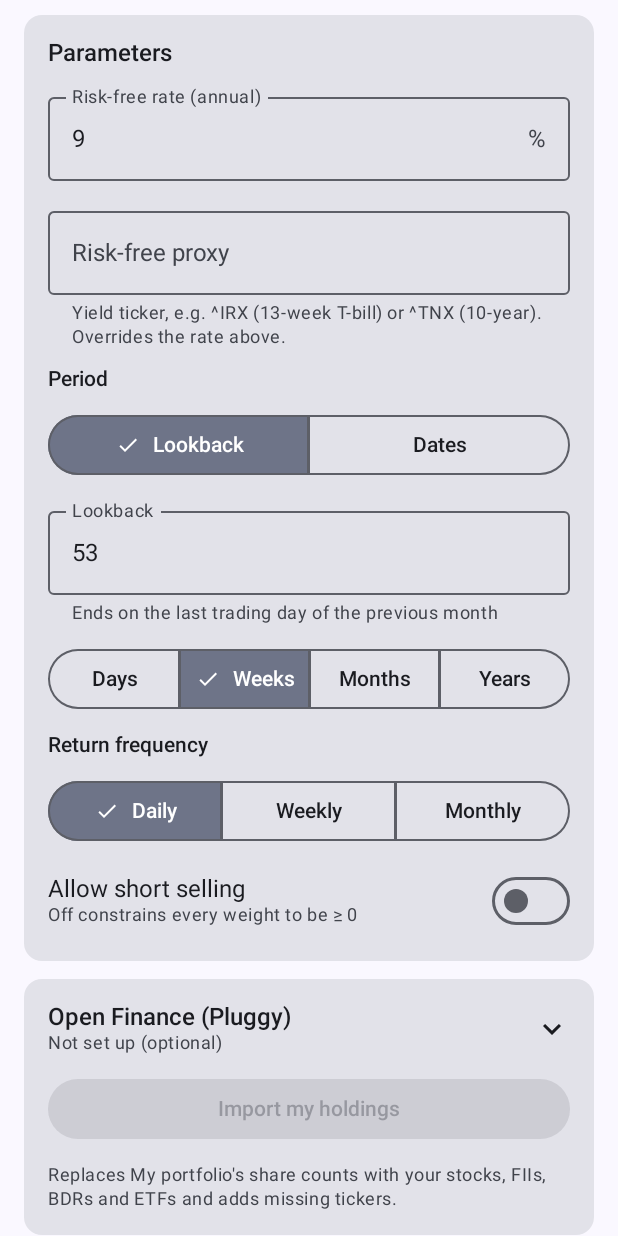
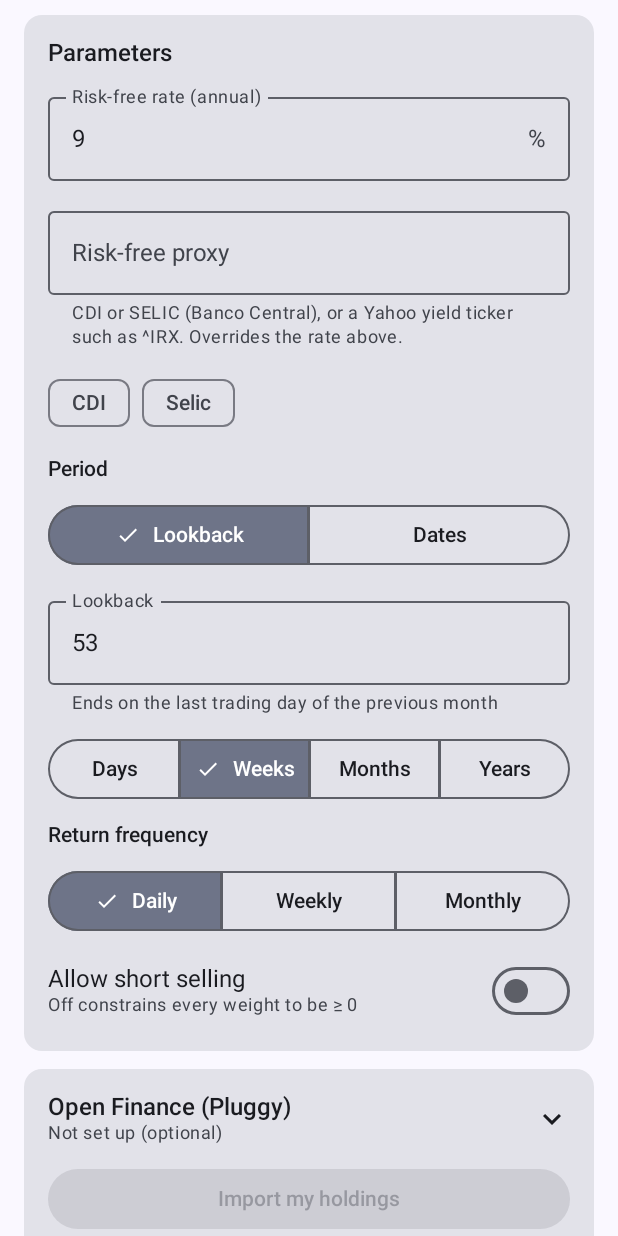
Before and after one commit to troclaux/factor-model-app, an Android app built with Jetpack Compose: the composable SetupContent shown on its own in the app's theme, scrolled down 576 dp, on a phone screen of 412 x 824 dp. Run offline under Robolectric (Android 15) with nearby library versions, the phone set to English and light mode, and no system bars; pictures from the network do not load.

Commit message:
feat: use CDI or Selic from the Banco Central as the risk-free rate
The risk-free proxy accepts CDI (SGS series 4389) and SELIC (series 1178, effective), with chips to pick them; the latest annualized rate before the window end is used. Yahoo yield tickers still work, and the PDF and results name the source.

```diff
--- a/app/src/main/java/com/buddy/budget/portfolio/model/Glossary.kt
+++ b/app/src/main/java/com/buddy/budget/portfolio/model/Glossary.kt
@@ -19,9 +19,9 @@ object Glossary {
         Entry(
             "Risk-free rate",
             "The annual return of an asset with no risk, such as Selic/CDI or a short-term Treasury bill. Every \"excess " +
-                "return\" below is measured over it, and it is where the Capital Market Line starts. With a risk-free proxy " +
-                "(e.g. ^IRX) the app uses that yield's latest close before the end of the window. Pick a maturity that " +
-                "matches your investment horizon.",
+                "return\" below is measured over it, and it is where the Capital Market Line starts. With CDI or Selic as " +
+                "the proxy the app uses the Banco Central's latest annualized rate before the end of the window; with a " +
+                "Yahoo yield ticker (e.g. ^IRX) that yield's latest close. Pick a maturity that matches your investment horizon.",
         ),
         Entry(
             "Period",
--- a/app/src/main/java/com/buddy/budget/portfolio/ui/PdfReport.kt
+++ b/app/src/main/java/com/buddy/budget/portfolio/ui/PdfReport.kt
@@ -67,7 +67,6 @@ class PdfReport(
 
     private fun inputs() {
         section("Inputs used")
-        val proxy = settings.riskFreeProxy.trim().uppercase()
         fun describe(input: PortfolioInput): String {
             val filled = input.values.values.count { (parseNumber(it) ?: 0.0) != 0.0 }
             return if (filled == 0) "not set" else "$filled positions, entered as ${input.mode.label.lowercase().removeSuffix(" %")}"
@@ -75,7 +74,7 @@ class PdfReport(
         table(
             headers = null,
             rows = listOf(
-                listOf("Risk-free rate", result.riskFreeRate.percent() + if (proxy.isNotEmpty()) " (latest yield of $proxy)" else " (entered)"),
+                listOf("Risk-free rate", "${result.riskFreeRate.percent()} (${result.riskFreeSource})"),
                 listOf(
                     "Period",
                     when (settings.periodMode) {
--- a/app/src/main/java/com/buddy/budget/portfolio/ui/PortfolioScreen.kt
+++ b/app/src/main/java/com/buddy/budget/portfolio/ui/PortfolioScreen.kt
@@ -34,6 +34,7 @@ import androidx.compose.material3.Card
 import androidx.compose.material3.CircularProgressIndicator
 import androidx.compose.material3.DatePicker
 import androidx.compose.material3.DatePickerDialog
+import androidx.compose.material3.FilterChip
 import androidx.compose.material3.ExperimentalMaterial3Api
 import androidx.compose.material3.Icon
 import androidx.compose.material3.IconButton
@@ -224,10 +225,19 @@ private fun SetupContent(viewModel: PortfolioViewModel, modifier: Modifier) {
                     value = settings.riskFreeProxy,
                     onValueChange = { value -> viewModel.update { it.copy(riskFreeProxy = value) } },
                     label = { Text("Risk-free proxy") },
-                    supportingText = { Text("Yield ticker, e.g. ^IRX (13-week T-bill) or ^TNX (10-year). Overrides the rate above.") },
+                    supportingText = { Text("CDI or SELIC (Banco Central), or a Yahoo yield ticker such as ^IRX. Overrides the rate above.") },
                     singleLine = true,
                     modifier = Modifier.fillMaxWidth(),
                 )
+                Row(horizontalArrangement = Arrangement.spacedBy(8.dp)) {
+                    listOf("CDI", "SELIC").forEach { name ->
+                        FilterChip(
+                            selected = settings.riskFreeProxy.trim().equals(name, ignoreCase = true),
+                            onClick = { viewModel.update { it.copy(riskFreeProxy = if (it.riskFreeProxy.trim().equals(name, ignoreCase = true)) "" else name) } },
+                            label = { Text(if (name == "SELIC") "Selic" else name) },
+                        )
+                    }
+                }
                 Text("Period", style = MaterialTheme.typography.labelLarge)
                 ChoiceRow(PeriodMode.entries, settings.periodMode, { it.label }) { mode ->
                     viewModel.update { it.copy(periodMode = mode) }
```
Also changed, not shown: app/src/main/java/com/buddy/budget/portfolio/PortfolioViewModel.kt (+13 -2 lines), app/src/main/java/com/buddy/budget/portfolio/data/BancoCentral.kt (added, +48 -0 lines), 2 other files.
